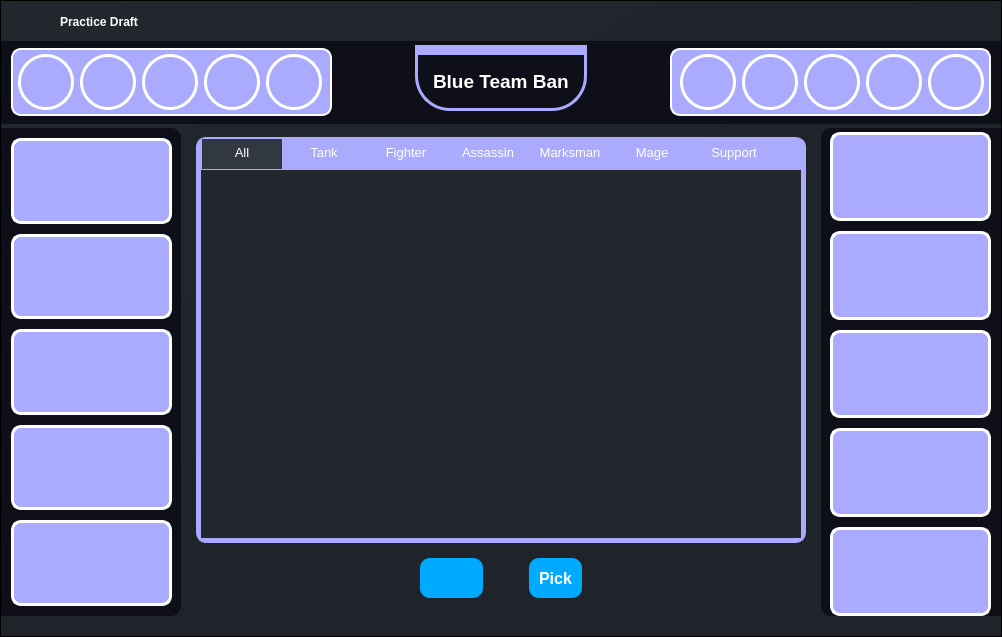
This is ui/pages/practice_draft.ui in elian-olbz/mlbb-drafting-and-simulation-tools as Qt 5 draws it before an edit. The edited form follows.
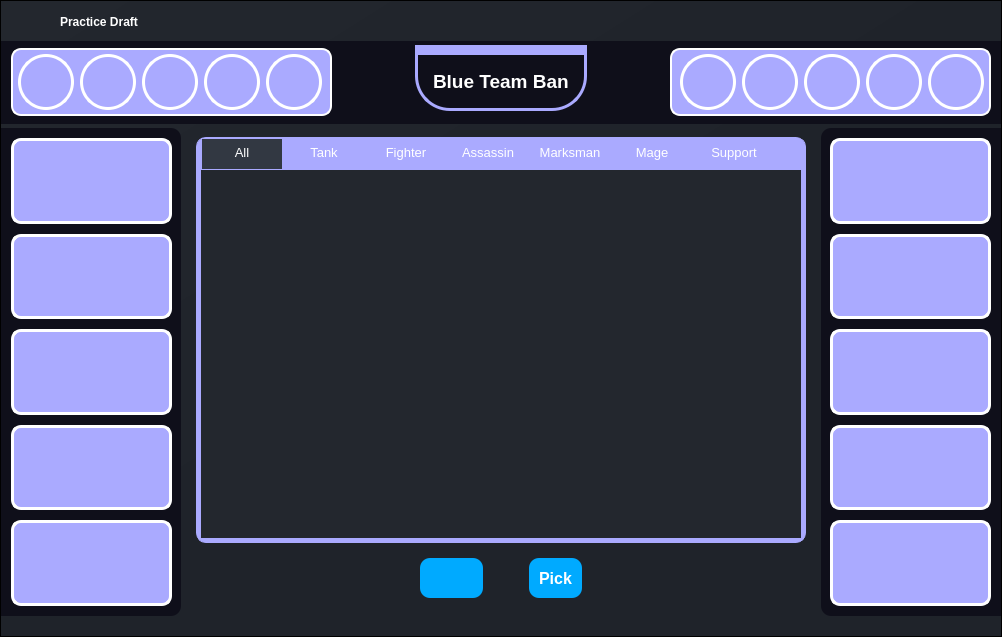
This is the edited form. Icons and pictures are not drawn.

Commit message: implementd reset all changes and dialog

```diff
--- a/ui/pages/practice_draft.ui
+++ b/ui/pages/practice_draft.ui
@@ -1789,13 +1789,13 @@
                                    <number>10</number>
                                   </property>
                                   <property name="topMargin">
-                                   <number>4</number>
+                                   <number>10</number>
                                   </property>
                                   <property name="rightMargin">
                                    <number>10</number>
                                   </property>
                                   <property name="bottomMargin">
-                                   <number>0</number>
+                                   <number>10</number>
                                   </property>
                                   <item>
                                    <widget class="QLabel" name="red_pick1">
```
Left out of the diff: 4 changed lines with no effect on the pictures. The commit also changes 5 other files.
